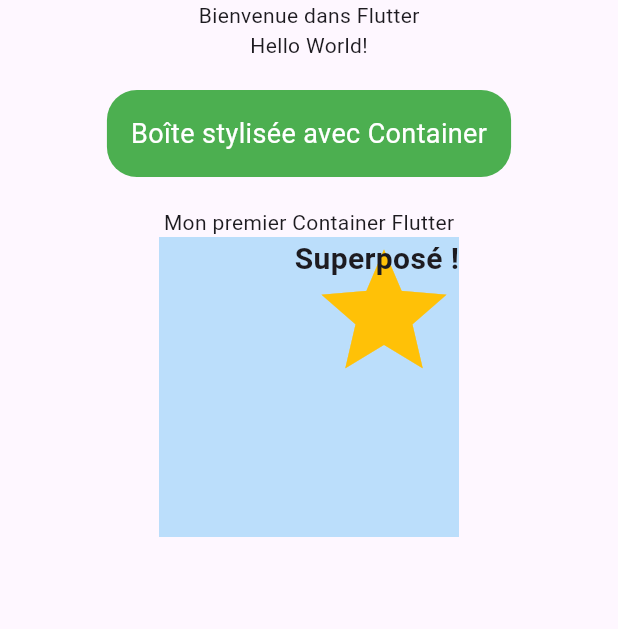
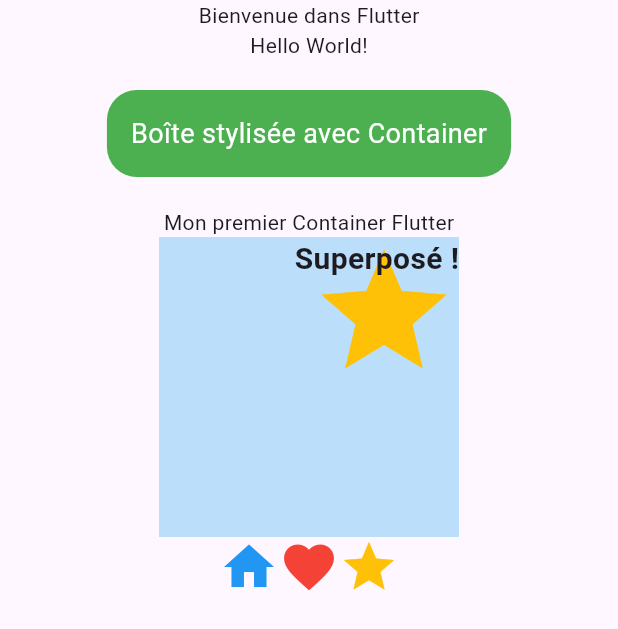
Before and after one commit to chouaibait/flutter_app_widgets_base, a Flutter app: the screen it shows after launch, on a phone screen of 412 x 824 dp. Shown: the top 629 px of the screen. Run offline on Flutter 3.47's test engine with Material 3 defaults, Android fonts, the phone set to English and light mode, and no system bars.

Commit message:
Ajout du Row avec trois icônes

```diff
--- a/lib/main.dart
+++ b/lib/main.dart
@@ -40,6 +40,14 @@ class MainApp extends StatelessWidget {
            ),
       ],
     ),
+    Row(
+      mainAxisAlignment: MainAxisAlignment.center,
+      children: [
+Icon(Icons.home, size: 40, color: Colors.blue),
+Icon(Icons.favorite, size: 40, color: Colors.red),
+Icon(Icons.star, size: 40, color: Colors.amber),
+    ],
+     ),
   ],
   ),
 ),
```
